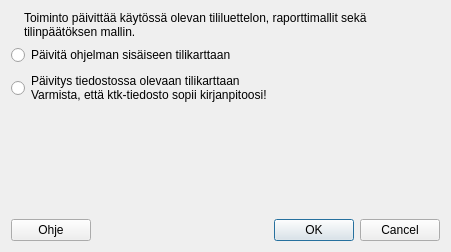
The window that kitupiikki/uusikp/tkpaivitys.ui (artoh/kitupiikki) describes before a commit, drawn with Qt 5.
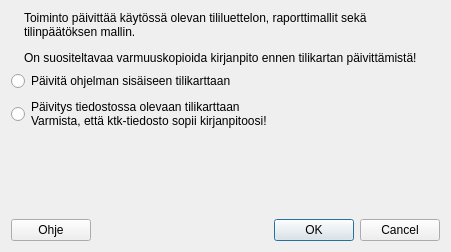
The same window after the commit. Icons and pictures are not drawn.

Commit message: Tilikartan päivityksen korjailua

The edit to the form file:
```diff
--- a/kitupiikki/uusikp/tkpaivitys.ui
+++ b/kitupiikki/uusikp/tkpaivitys.ui
@@ -33,7 +33,7 @@
      <item>
       <widget class="QLabel" name="label_2">
        <property name="text">
-        <string>&lt;html&gt;&lt;head/&gt;&lt;body&gt;&lt;p&gt;Toiminto päivittää käytössä olevan tililuettelon, raporttimallit sekä tilinpäätöksen mallin.&lt;/p&gt;&lt;/body&gt;&lt;/html&gt;</string>
+        <string>&lt;html&gt;&lt;head/&gt;&lt;body&gt;&lt;p&gt;Toiminto päivittää käytössä olevan tililuettelon, raporttimallit sekä tilinpäätöksen mallin.&lt;/p&gt;&lt;p&gt;On suositeltavaa varmuuskopioida kirjanpito ennen tilikartan päivittämistä!&lt;/p&gt;&lt;/body&gt;&lt;/html&gt;</string>
        </property>
        <property name="wordWrap">
         <bool>true</bool>
```
The commit also changes 3 other files.
